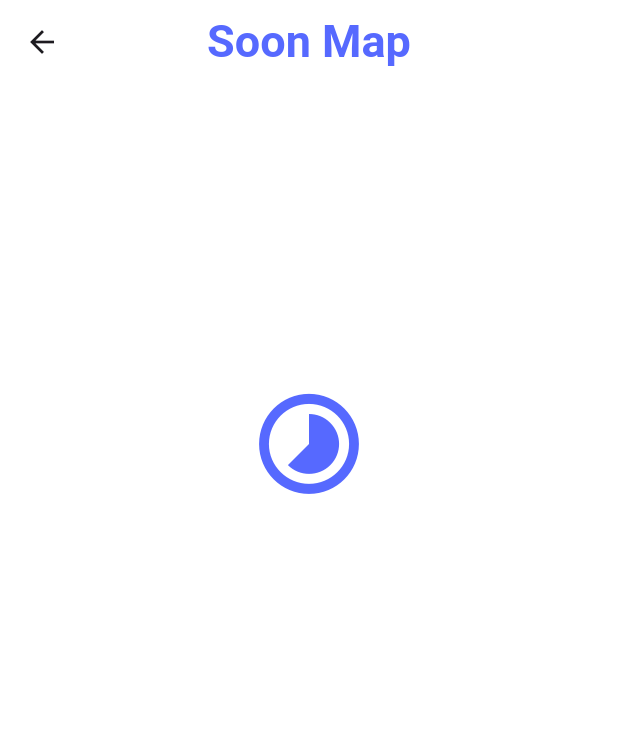
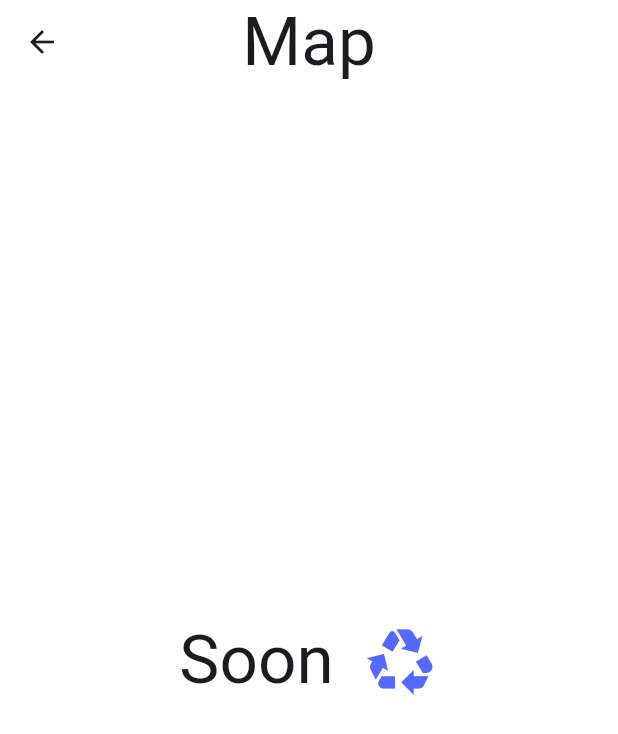
Before and after one commit to mohamedabdelsaea/again_event, a Flutter app: the MapScreen screen opened directly, on a phone screen of 412 x 824 dp. Shown: the top 734 px of the screen. Run offline on Flutter 3.47's test engine with Material 3 defaults, Android fonts, the phone set to English and light mode, and no system bars; our stand-ins replace animated_custom_dropdown, bot_toast, cloud_firestore, firebase_auth, firebase_core, flutter_easyloading and 2 more; accounts and stored records are empty; statements that could not run were skipped.

Commit message:
# no map

```diff
--- a/lib/modules/layout/map/map_screen.dart
+++ b/lib/modules/layout/map/map_screen.dart
@@ -1,4 +1,5 @@
 import 'package:again_evently/core/theme/app_color.dart';
+import 'package:flutter/cupertino.dart';
 import 'package:flutter/material.dart';
 
 class MapScreen extends StatelessWidget {
@@ -6,29 +7,32 @@ class MapScreen extends StatelessWidget {
 
   @override
   Widget build(BuildContext context) {
+    var theme = Theme.of(context).textTheme;
     return Scaffold(
-      body: Column(
-        children: [
-          AppBar(
-            centerTitle: true,
-            title: Text(
-              'Soon Map',
-              style: TextStyle(
-                color: AppColor.primary,
-                fontWeight: FontWeight.bold,
-                fontSize: 30,
-              ),
+      appBar: AppBar(
+        centerTitle: true,
+        title: Text(
+          'Map',
+          style: theme.displayMedium,
+        ),
+      ),
+      body: Center(
+        child: Row(
+          crossAxisAlignment: CrossAxisAlignment.center,
+          mainAxisAlignment: MainAxisAlignment.center,
+          children: [
+            Text(
+              'Soon',
+              style: theme.displayMedium,
             ),
-          ),
-          SizedBox(height: 200),
-          Center(
-            child: Icon(
-              Icons.timelapse_outlined,
-              size: 80,
+            SizedBox(width: 20),
+            Icon(
+              Icons.recycling,
               color: AppColor.primary,
+              size: 50,
             ),
-          ),
-        ],
+          ],
+        ),
       ),
     );
   }
```
Also changed, not shown: pubspec.lock, 1 other file.
